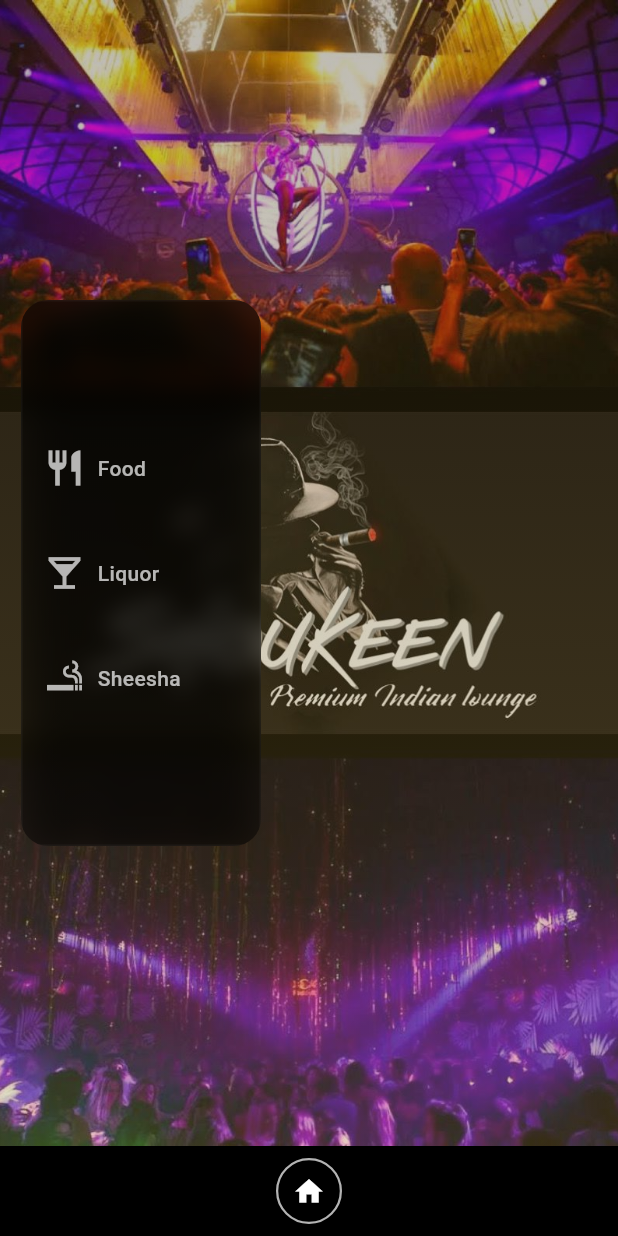
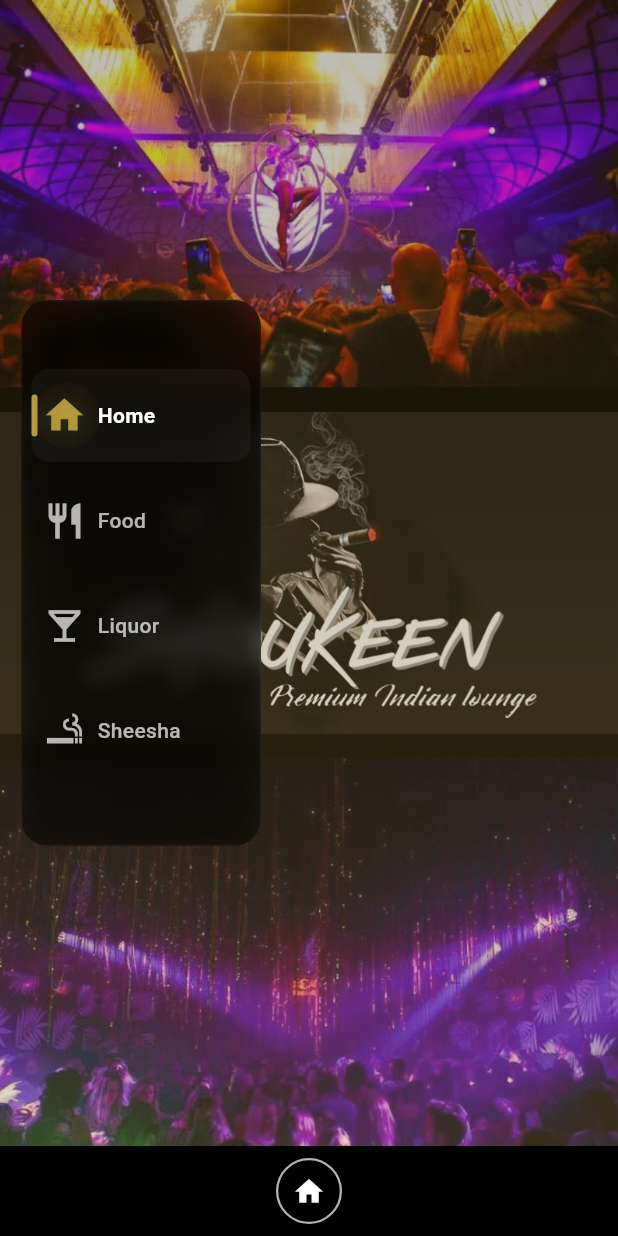
Before and after one commit to vignu687/Shoukeen_Menu, a Flutter app: the screen it shows after launch, after a tap on "Skip", on a phone screen of 412 x 824 dp. Run offline on Flutter 3.47's test engine with Material 3 defaults, Android fonts, the light colour scheme and no system bars; our stand-ins replace video_player.

Commit message:
side  menu  changes

```diff
--- a/lib/widgets/side_menu.dart
+++ b/lib/widgets/side_menu.dart
@@ -55,19 +55,21 @@ class _SideMenuState extends State<SideMenu> with SingleTickerProviderStateMixin
   }
 
   int? get _selectedIndex {
-    final idx = widget.selectedMenu.index - 1; // skip home
-    if (idx < 0) return null;
-    return idx;
+    return widget.selectedMenu.index;
   }
 
   @override
   Widget build(BuildContext context) {
+    final screenHeight = MediaQuery.of(context).size.height;
+    final isLandscape = MediaQuery.of(context).orientation == Orientation.landscape;
+    final topBottomPadding = isLandscape ? 50.0 : 200.0;
+
     return AnimatedPositioned(
       duration: const Duration(milliseconds: 320),
       curve: Curves.easeOutCubic,
       left: widget.visible ? 6 : -(_collapsedWidth + 16),
-      top: 200,
-      bottom: 200,
+      top: topBottomPadding,
+      bottom: topBottomPadding,
       child: MouseRegion(
         onEnter: (_) => _ctrl.forward(),
         onExit: (_) {
@@ -100,7 +102,7 @@ class _SideMenuState extends State<SideMenu> with SingleTickerProviderStateMixin
                     ),
                     child: LayoutBuilder(
                       builder: (context, constraints) {
-                        final totalItemsHeight = 3 * _itemHeight + 2 * _itemSpacing;
+                        final totalItemsHeight = 4 * _itemHeight + 3 * _itemSpacing;
                         final start = (constraints.maxHeight - totalItemsHeight) / 2;
 
                         return Stack(
@@ -112,11 +114,13 @@ class _SideMenuState extends State<SideMenu> with SingleTickerProviderStateMixin
                               child: Column(
                                 mainAxisSize: MainAxisSize.min,
                                 children: [
-                                  _buildItem(0, Icons.restaurant, 'Food', MenuType.food),
+                                  _buildItem(0, Icons.home, 'Home', MenuType.home),
                                   const SizedBox(height: _itemSpacing),
-                                  _buildItem(1, Icons.local_bar, 'Liquor', MenuType.liquor),
+                                  _buildItem(1, Icons.restaurant, 'Food', MenuType.food),
                                   const SizedBox(height: _itemSpacing),
-                                  _buildItem(2, Icons.smoking_rooms, 'Sheesha', MenuType.sheesha),
+                                  _buildItem(2, Icons.local_bar, 'Liquor', MenuType.liquor),
+                                  const SizedBox(height: _itemSpacing),
+                                  _buildItem(3, Icons.smoking_rooms, 'Sheesha', MenuType.sheesha),
                                 ],
                               ),
                             ),
```
